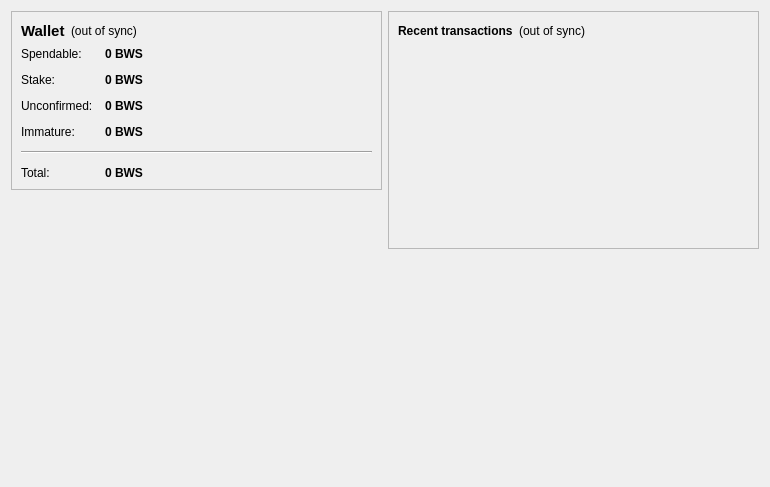
This is src/qt/forms/overviewpage.ui in mimmohak/bws as Qt 5 draws it before an edit. The edited form follows.
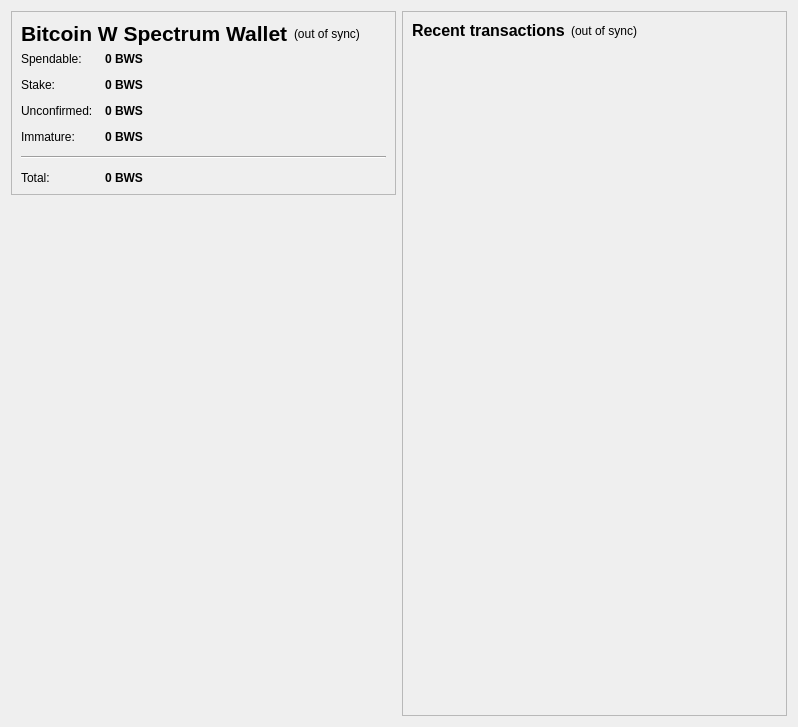
This is the edited form. Icons and pictures are not drawn.

What changed in the file:
```diff
--- a/src/qt/forms/overviewpage.ui
+++ b/src/qt/forms/overviewpage.ui
@@ -6,8 +6,8 @@
    <rect>
     <x>0</x>
     <y>0</y>
-    <width>770</width>
-    <height>487</height>
+    <width>798</width>
+    <height>727</height>
    </rect>
   </property>
   <property name="windowTitle">
@@ -31,13 +31,13 @@
            <widget class="QLabel" name="label_5">
             <property name="font">
              <font>
-              <pointsize>11</pointsize>
+              <pointsize>16</pointsize>
               <weight>75</weight>
               <bold>true</bold>
              </font>
             </property>
             <property name="text">
-             <string>Wallet</string>
+             <string>Bitcoin W Spectrum Wallet</string>
             </property>
            </widget>
           </item>
@@ -237,38 +237,73 @@
        </layout>
       </widget>
      </item>
-     <item>
-      <spacer name="verticalSpacer">
-       <property name="orientation">
-        <enum>Qt::Vertical</enum>
-       </property>
-       <property name="sizeHint" stdset="0">
-        <size>
-         <width>20</width>
-         <height>40</height>
-        </size>
-       </property>
-      </spacer>
-     </item>
      <item>
       <widget class="QLabel" name="label_2">
+       <property name="enabled">
+        <bool>true</bool>
+       </property>
+       <property name="sizePolicy">
+        <sizepolicy hsizetype="Minimum" vsizetype="MinimumExpanding">
+         <horstretch>0</horstretch>
+         <verstretch>0</verstretch>
+        </sizepolicy>
+       </property>
+       <property name="font">
+        <font>
+         <strikeout>false</strikeout>
+        </font>
+       </property>
+       <property name="acceptDrops">
+        <bool>false</bool>
+       </property>
+       <property name="layoutDirection">
+        <enum>Qt::LeftToRight</enum>
+       </property>
        <property name="autoFillBackground">
         <bool>true</bool>
        </property>
+       <property name="frameShape">
+        <enum>QFrame::NoFrame</enum>
+       </property>
+       <property name="lineWidth">
+        <number>1</number>
+       </property>
        <property name="text">
         <string/>
        </property>
+       <property name="textFormat">
+        <enum>Qt::PlainText</enum>
+       </property>
        <property name="pixmap">
         <pixmap resource="../bitcoin.qrc">:/icons/mastbg</pixmap>
        </property>
        <property name="scaledContents">
         <bool>false</bool>
        </property>
+       <property name="alignment">
+        <set>Qt::AlignCenter</set>
+       </property>
+       <property name="wordWrap">
+        <bool>false</bool>
+       </property>
        <property name="margin">
         <number>0</number>
        </property>
       </widget>
      </item>
+     <item>
+      <spacer name="verticalSpacer">
+       <property name="orientation">
+        <enum>Qt::Vertical</enum>
+       </property>
+       <property name="sizeHint" stdset="0">
+        <size>
+         <width>20</width>
+         <height>40</height>
+        </size>
+       </property>
+      </spacer>
+     </item>
     </layout>
    </item>
    <item>
@@ -286,6 +321,13 @@
          <layout class="QHBoxLayout" name="horizontalLayout_2">
           <item>
            <widget class="QLabel" name="label_4">
+            <property name="font">
+             <font>
+              <pointsize>12</pointsize>
+              <weight>75</weight>
+              <bold>true</bold>
+             </font>
+            </property>
             <property name="text">
              <string>&lt;b&gt;Recent transactions&lt;/b&gt;</string>
             </property>
@@ -324,12 +366,24 @@
         </item>
         <item>
          <widget class="QListView" name="listTransactions">
+          <property name="enabled">
+           <bool>true</bool>
+          </property>
+          <property name="toolTip">
+           <string/>
+          </property>
+          <property name="autoFillBackground">
+           <bool>true</bool>
+          </property>
           <property name="styleSheet">
            <string notr="true">QListView { background: transparent; }</string>
           </property>
           <property name="frameShape">
            <enum>QFrame::NoFrame</enum>
           </property>
+          <property name="frameShadow">
+           <enum>QFrame::Raised</enum>
+          </property>
           <property name="verticalScrollBarPolicy">
            <enum>Qt::ScrollBarAlwaysOff</enum>
           </property>
@@ -339,24 +393,14 @@
           <property name="selectionMode">
            <enum>QAbstractItemView::NoSelection</enum>
           </property>
+          <property name="isWrapping" stdset="0">
+           <bool>false</bool>
+          </property>
          </widget>
         </item>
        </layout>
       </widget>
      </item>
-     <item>
-      <spacer name="verticalSpacer_2">
-       <property name="orientation">
-        <enum>Qt::Vertical</enum>
-       </property>
-       <property name="sizeHint" stdset="0">
-        <size>
-         <width>20</width>
-         <height>40</height>
-        </size>
-       </property>
-      </spacer>
-     </item>
     </layout>
    </item>
   </layout>
```
Left out of the diff: 9 changed lines with no effect on the pictures.
